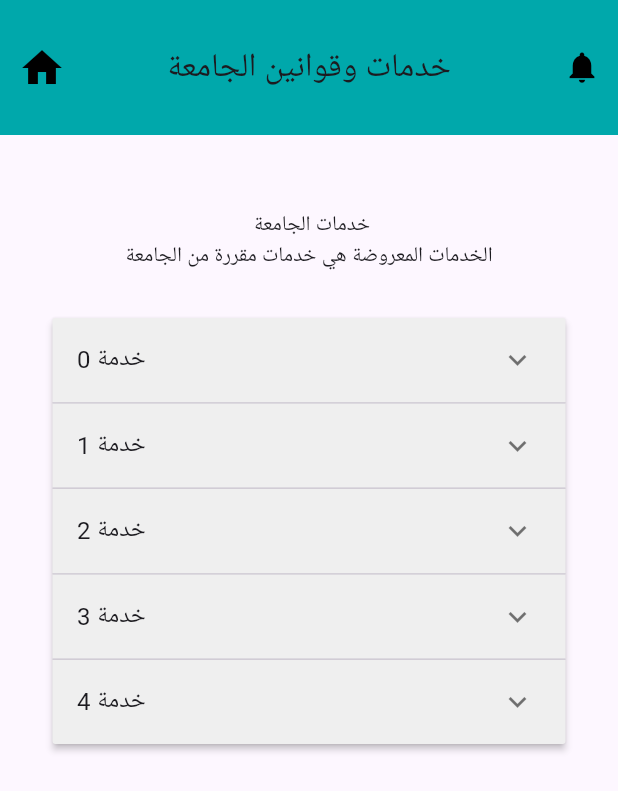
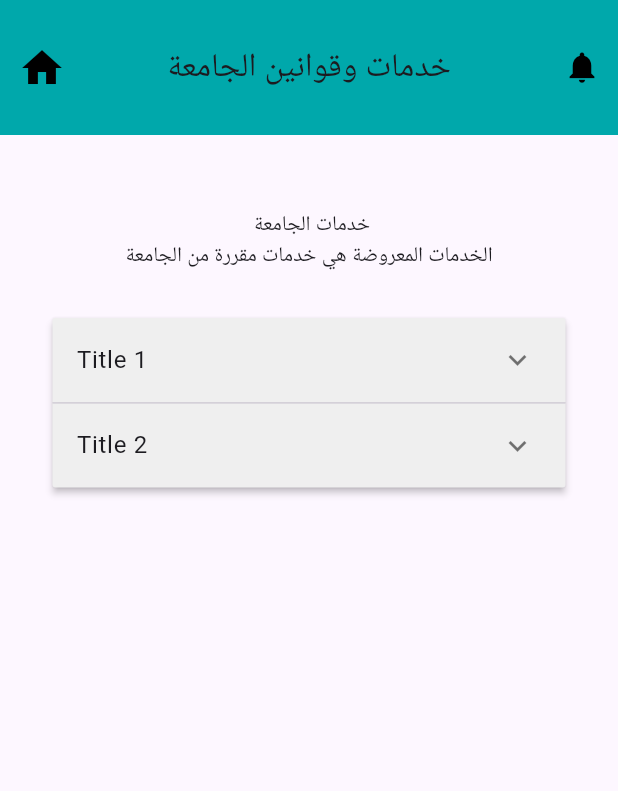
Before and after one commit to jouryABDULLAH/gpa, a Flutter app: the rulesPage screen opened directly, on a phone screen of 412 x 824 dp. Shown: the top 791 px of the screen. Run offline on Flutter 3.47's test engine with Material 3 defaults, Android fonts, the phone set to English and light mode, and no system bars; our stand-ins replace cloud_firestore, firebase_auth, firebase_core, get, google_fonts, shared_preferences; missing offline and left inert: cr_calendar; accounts and stored records are empty.

Commit message:
add rules class

```diff
--- /dev/null
+++ b/lib/presentation/Servecis/rules/model/rules.dart
@@ -0,0 +1,16 @@
+class Rule {
+  final String title;
+  final String description;
+  final String videoLink;
+
+  Rule({
+    required this.title,
+    required this.description,
+    required this.videoLink,
+  });
+
+  @override
+  String toString() {
+    return "$title $description $videoLink";
+  }
+}
--- a/lib/presentation/Servecis/rules/rules_page.dart
+++ b/lib/presentation/Servecis/rules/rules_page.dart
@@ -2,7 +2,9 @@ import 'package:flutter/material.dart';
 import 'package:get/get.dart';
 import 'package:gpa/presentation/home/home_screen.dart';
 import 'package:gpa/presentation/resources/color_manager.dart';
+import 'package:url_launcher/url_launcher.dart';
 
+// ignore: camel_case_types
 class rulesPage extends StatefulWidget {
   const rulesPage({super.key});
 
@@ -10,6 +12,7 @@ class rulesPage extends StatefulWidget {
   State<rulesPage> createState() => _rulesPageState();
 }
 
+// ignore: camel_case_types
 class _rulesPageState extends State<rulesPage> {
   @override
   Widget build(BuildContext context) {
@@ -18,14 +21,14 @@ class _rulesPageState extends State<rulesPage> {
         elevation: 0,
         backgroundColor: ColorManager.primary,
         leading: IconButton(
-          onPressed: () => Get.to(HomeScreen()),
-          icon: Icon(
+          onPressed: () => Get.to(const HomeScreen()),
+          icon: const Icon(
             Icons.home,
             color: Colors.black,
             size: 32,
           ),
         ),
-        title: Text(
+        title: const Text(
           'خدمات وقوانين الجامعة',
           textAlign: TextAlign.center, // Align the text in the center
         ),
@@ -33,7 +36,8 @@ class _rulesPageState extends State<rulesPage> {
         actions: [
           IconButton(
             onPressed: () {},
-            icon: Icon(Icons.notifications, color: Colors.black, size: 25),
+            icon:
+                const Icon(Icons.notifications, color: Colors.black, size: 25),
           ),
         ],
         toolbarHeight: 90.0,
@@ -41,16 +45,16 @@ class _rulesPageState extends State<rulesPage> {
       body: Column(
         children: [
           Container(
-            padding: EdgeInsets.fromLTRB(30, 50, 30, 10),
-            child: Column(children: [
-              const Text(' خدمات الجامعة'),
-              const Text('الخدمات المعروضة هي خدمات مقررة من الجامعة')
+            padding: const EdgeInsets.fromLTRB(30, 50, 30, 10),
+            child: const Column(children: [
+              Text(' خدمات الجامعة'),
+              Text('الخدمات المعروضة هي خدمات مقررة من الجامعة')
             ]),
           ),
           Container(
             height: 550,
-            child: RulesList(),
-            margin: EdgeInsets.fromLTRB(20, 5, 20, 30),
+            margin: const EdgeInsets.fromLTRB(20, 5, 20, 30),
+            child: const RulesList(),
           )
         ],
       ),
@@ -59,6 +63,39 @@ class _rulesPageState extends State<rulesPage> {
 }
 
 // stores ExpansionPanel state information
+
+class Rule {
+  Rule({
+    required this.title,
+    required this.description,
+    required this.videoLink,
+    this.isExpanded = false,
+  });
+
+  final String title;
+  final String description;
+  final String videoLink;
+  bool isExpanded;
+}
+
+final List<Rule> rules = [
+  Rule(
+    title: 'Title 1',
+    description: 'Description 1',
+    videoLink: 'Video Link 1',
+  ),
+  Rule(
+    title: 'Title 2',
+    description: 'Description 2',
+    videoLink: 'Video Link 2',
+  ),
+  // Add more rules as needed
+];
+
+List<Rule> academicRules() {
+  return List<Rule>.from(rules);
+}
+
 class Item {
   Item({
     required this.expandedValue,
@@ -71,14 +108,14 @@ class Item {
   bool isExpanded;
 }
 
-List<Item> generateItems(int numberOfItems) {
-  return List<Item>.generate(numberOfItems, (int index) {
-    return Item(
-      headerValue: 'خدمة $index',
-      expandedValue: 'هذه الخدمة رقم  $index',
-    );
-  });
-}
+// List<Item> generateItems(int numberOfItems) {
+//   return List<Item>.generate(numberOfItems, (int index) {
+//     return Item(
+//       headerValue: 'خدمة $index',
+//       expandedValue: 'هذه الخدمة رقم  $index',
+//     );
+//   });
+// }
 
 class RulesList extends StatefulWidget {
   const RulesList({super.key});
@@ -88,13 +125,13 @@ class RulesList extends StatefulWidget {
 }
 
 class _RulesListState extends State<RulesList> {
-  final List<Item> _data = generateItems(5);
+  final List<Rule> _data = academicRules();
 
   @override
   Widget build(BuildContext context) {
     return SingleChildScrollView(
       child: Container(
-        padding: EdgeInsets.all(15),
+        padding: const EdgeInsets.all(15),
         child: _buildPanel(),
       ),
     );
@@ -109,13 +146,13 @@ class _RulesListState extends State<RulesList> {
           _data[index].isExpanded = isExpanded;
         });
       },
-      children: _data.map<ExpansionPanel>((Item item) {
+      children: _data.map<ExpansionPanel>((Rule rule) {
         return ExpansionPanel(
           canTapOnHeader: true,
           backgroundColor: ColorManager.card,
           headerBuilder: (BuildContext context, bool isExpanded) {
             return ListTile(
-              title: Text(item.headerValue),
+              title: Text(rule.title),
             );
           },
           body: Column(
@@ -128,10 +165,10 @@ class _RulesListState extends State<RulesList> {
               ),
               ListTile(
                   hoverColor: ColorManager.blue,
-                  title: Text(item.expandedValue),
+                  title: Text(rule.description),
                   // هنا شرح الخدمة
-                  subtitle: const Text(
-                      'هنا نجد تفاصيل الخدمة وتوضيحها وماهيتها الخ الخ الخ الخ الخ الخ ...'),
+                  // subtitle: const Text(
+                  //     'هنا نجد تفاصيل الخدمة وتوضيحها وماهيتها الخ الخ الخ الخ الخ الخ ...'),
                   trailing: const Column(
                     children: [
                       Icon(Icons.video_camera_back),
@@ -139,15 +176,16 @@ class _RulesListState extends State<RulesList> {
                     ],
                   ),
                   onTap: () {
-                    setState(() {
-                      // show the video on youtube
-                      _data.removeWhere(
-                          (Item currentItem) => item == currentItem);
-                    });
+                    print(rule.videoLink);
+                    // setState(() {
+                    //   // show the video on youtube
+                    //   _data.removeWhere(
+                    //       (Rule currentItem) => rule == currentItem);
+                    // });
                   }),
             ],
           ),
-          isExpanded: item.isExpanded,
+          isExpanded: rule.isExpanded,
         );
       }).toList(),
     );
--- a/pubspec.yaml
+++ b/pubspec.yaml
@@ -48,6 +48,7 @@ dependencies:
   google_sign_in:
   intl:
   cr_calendar:
+  url_launcher: ^6.2.4
 
 dev_dependencies:
   flutter_test:
```
Also changed, not shown: pubspec.lock.
